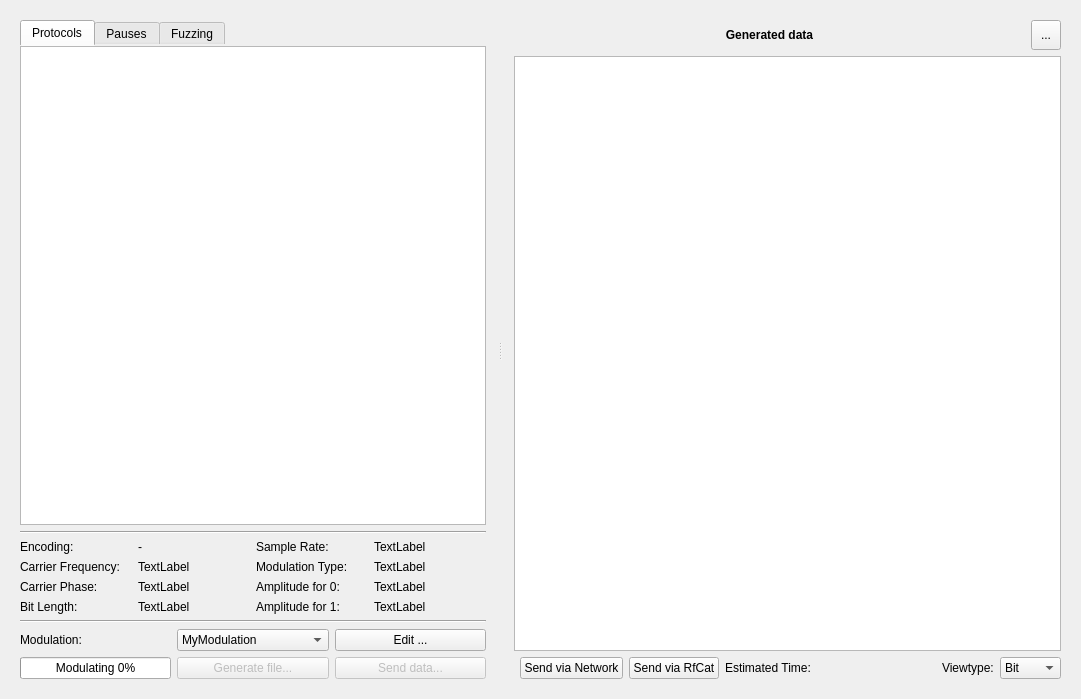
Old version of the form ui/generator.ui in the repository jopohl/urh.
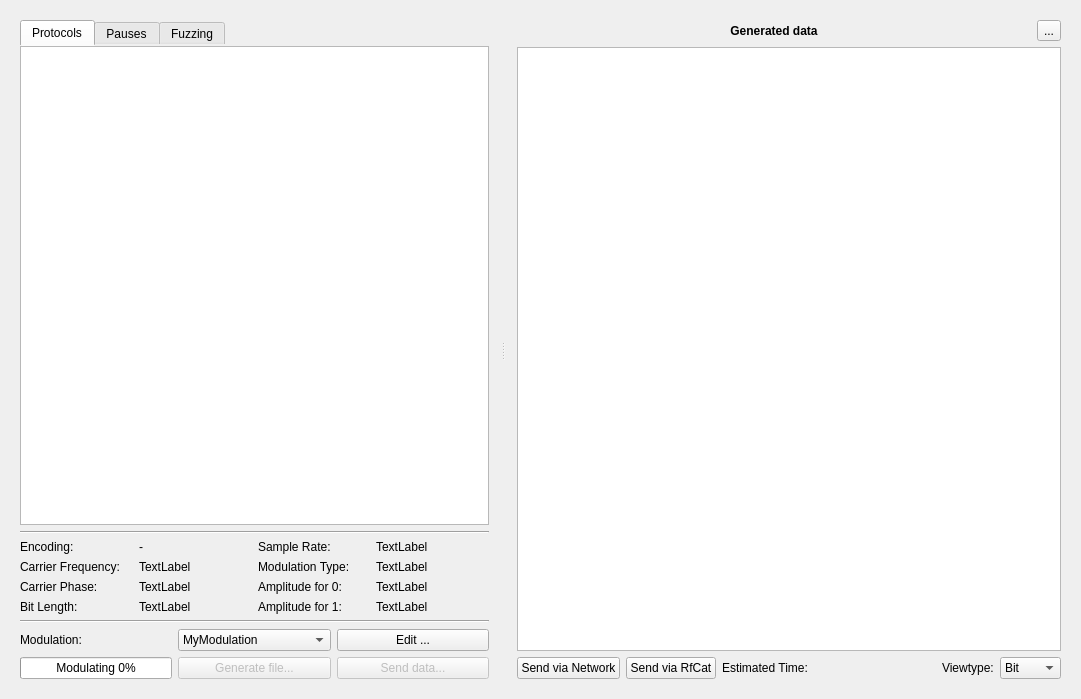
New version of the form. Icons and pictures are not drawn. Custom widgets are drawn as their Qt base class.

Commit message: fix button alignment in generator

The edit to the form file:
```diff
--- a/ui/generator.ui
+++ b/ui/generator.ui
@@ -524,37 +524,6 @@
            <property name="bottomMargin">
             <number>11</number>
            </property>
-           <item row="2" column="1">
-            <widget class="QPushButton" name="btnNetworkSDRSend">
-             <property name="toolTip">
-              <string>&lt;html&gt;&lt;head/&gt;&lt;body&gt;&lt;p&gt;&lt;span style=&quot; font-weight:600;&quot;&gt;Send encoded data to your external application via TCP.&lt;/span&gt;&lt;/p&gt;&lt;/body&gt;&lt;/html&gt;</string>
-             </property>
-             <property name="text">
-              <string>Send via Network</string>
-             </property>
-             <property name="icon">
-              <iconset theme="network-wired">
-               <normaloff>.</normaloff>.</iconset>
-             </property>
-             <property name="checkable">
-              <bool>true</bool>
-             </property>
-            </widget>
-           </item>
-           <item row="2" column="2">
-            <widget class="QPushButton" name="btnRfCatSend">
-             <property name="toolTip">
-              <string>&lt;html&gt;&lt;head/&gt;&lt;body&gt;&lt;p&gt;&lt;span style=&quot; font-weight:600;&quot;&gt;Send encoded data via RfCat. &lt;/span&gt;&lt;/p&gt;&lt;p&gt;&lt;span style=&quot; font-style:italic;&quot;&gt;Hit again for stopping the sending process. Note that you can set the number of repetitions (from 1 to infinite) in:&lt;/span&gt;&lt;/p&gt;&lt;p&gt;&lt;span style=&quot; font-style:italic;&quot;&gt;Edit-&amp;gt;Options-&amp;gt;Device-&amp;gt;'Device sending repetitions'&lt;/span&gt;&lt;/p&gt;&lt;/body&gt;&lt;/html&gt;</string>
-             </property>
-             <property name="text">
-              <string>Send via RfCat</string>
-             </property>
-             <property name="icon">
-              <iconset theme="network-wireless">
-               <normaloff>.</normaloff>.</iconset>
-             </property>
-            </widget>
-           </item>
            <item row="2" column="6">
             <widget class="QComboBox" name="cbViewType">
              <item>
@@ -574,29 +543,6 @@
              </item>
             </widget>
            </item>
-           <item row="2" column="3">
-            <widget class="QLabel" name="lEstimatedTime">
-             <property name="toolTip">
-              <string>&lt;html&gt;&lt;head/&gt;&lt;body&gt;&lt;p&gt;The estimated average time is based on the average number of bits per message and average sample rate, you set for the modulations.&lt;/p&gt;&lt;/body&gt;&lt;/html&gt;</string>
-             </property>
-             <property name="text">
-              <string>Estimated Time: </string>
-             </property>
-            </widget>
-           </item>
-           <item row="2" column="4">
-            <spacer name="horizontalSpacer_3">
-             <property name="orientation">
-              <enum>Qt::Horizontal</enum>
-             </property>
-             <property name="sizeHint" stdset="0">
-              <size>
-               <width>38</width>
-               <height>22</height>
-              </size>
-             </property>
-            </spacer>
-           </item>
            <item row="2" column="5">
             <widget class="QLabel" name="lViewType">
              <property name="sizePolicy">
@@ -691,12 +637,6 @@
                  <verstretch>0</verstretch>
                 </sizepolicy>
                </property>
-               <property name="minimumSize">
-                <size>
-                 <width>30</width>
-                 <height>30</height>
-                </size>
-               </property>
                <property name="text">
                 <string>...</string>
                </property>
@@ -708,6 +648,60 @@
              </item>
             </layout>
            </item>
+           <item row="2" column="0">
+            <widget class="QPushButton" name="btnNetworkSDRSend">
+             <property name="toolTip">
+              <string>&lt;html&gt;&lt;head/&gt;&lt;body&gt;&lt;p&gt;&lt;span style=&quot; font-weight:600;&quot;&gt;Send encoded data to your external application via TCP.&lt;/span&gt;&lt;/p&gt;&lt;/body&gt;&lt;/html&gt;</string>
+             </property>
+             <property name="text">
+              <string>Send via Network</string>
+             </property>
+             <property name="icon">
+              <iconset theme="network-wired">
+               <normaloff>.</normaloff>.</iconset>
+             </property>
+             <property name="checkable">
+              <bool>true</bool>
+             </property>
+            </widget>
+           </item>
+           <item row="2" column="1">
+            <widget class="QPushButton" name="btnRfCatSend">
+             <property name="toolTip">
+              <string>&lt;html&gt;&lt;head/&gt;&lt;body&gt;&lt;p&gt;&lt;span style=&quot; font-weight:600;&quot;&gt;Send encoded data via RfCat. &lt;/span&gt;&lt;/p&gt;&lt;p&gt;&lt;span style=&quot; font-style:italic;&quot;&gt;Hit again for stopping the sending process. Note that you can set the number of repetitions (from 1 to infinite) in:&lt;/span&gt;&lt;/p&gt;&lt;p&gt;&lt;span style=&quot; font-style:italic;&quot;&gt;Edit-&amp;gt;Options-&amp;gt;Device-&amp;gt;'Device sending repetitions'&lt;/span&gt;&lt;/p&gt;&lt;/body&gt;&lt;/html&gt;</string>
+             </property>
+             <property name="text">
+              <string>Send via RfCat</string>
+             </property>
+             <property name="icon">
+              <iconset theme="network-wireless">
+               <normaloff>.</normaloff>.</iconset>
+             </property>
+            </widget>
+           </item>
+           <item row="2" column="2">
+            <widget class="QLabel" name="lEstimatedTime">
+             <property name="toolTip">
+              <string>&lt;html&gt;&lt;head/&gt;&lt;body&gt;&lt;p&gt;The estimated average time is based on the average number of bits per message and average sample rate, you set for the modulations.&lt;/p&gt;&lt;/body&gt;&lt;/html&gt;</string>
+             </property>
+             <property name="text">
+              <string>Estimated Time: </string>
+             </property>
+            </widget>
+           </item>
+           <item row="2" column="3" colspan="2">
+            <spacer name="horizontalSpacer_3">
+             <property name="orientation">
+              <enum>Qt::Horizontal</enum>
+             </property>
+             <property name="sizeHint" stdset="0">
+              <size>
+               <width>38</width>
+               <height>22</height>
+              </size>
+             </property>
+            </spacer>
+           </item>
           </layout>
          </widget>
         </widget>
```
The commit also changes 3 other files.
